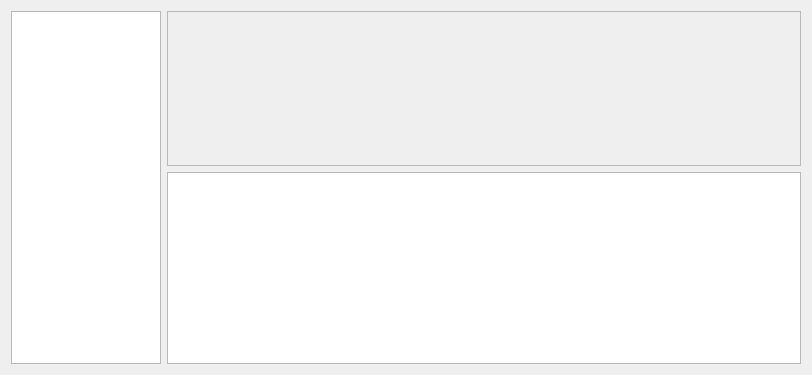
The window that widget.ui (KonstantinCodes/KangooFeed) describes before a commit, drawn with Qt 5.
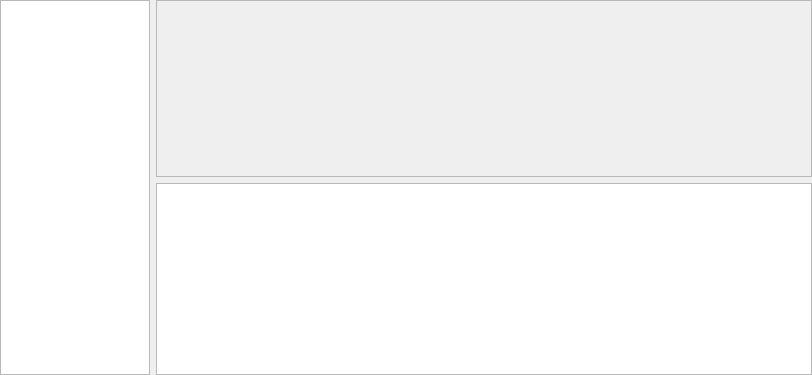
The same window after the commit.

Commit message: outer margin removed

Diff of the .ui file:
```diff
--- a/widget.ui
+++ b/widget.ui
@@ -14,6 +14,12 @@
    <string>Widget</string>
   </property>
   <layout class="QHBoxLayout" name="horizontalLayout">
+   <property name="spacing">
+    <number>6</number>
+   </property>
+   <property name="margin">
+    <number>0</number>
+   </property>
    <item>
     <widget class="QTreeView" name="treeView">
      <property name="sizePolicy">
@@ -48,8 +54,8 @@
          <rect>
           <x>0</x>
           <y>0</y>
-          <width>634</width>
-          <height>155</height>
+          <width>652</width>
+          <height>173</height>
          </rect>
         </property>
         <layout class="QGridLayout" name="gridLayout">
```
